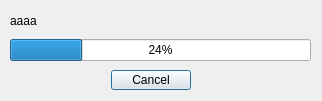
The window that FaceLocation/modalProgressDialog.ui (fishwsr/FaceAlign) describes before a commit, drawn with Qt 5.
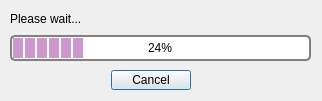
The same window after the commit.

The edit to the form file:
```diff
--- a/FaceLocation/modalProgressDialog.ui
+++ b/FaceLocation/modalProgressDialog.ui
@@ -51,7 +51,7 @@
     <item>
      <widget class="QLabel" name="label">
       <property name="text">
-       <string>aaaa</string>
+       <string>Please wait...</string>
       </property>
       <property name="textFormat">
        <enum>Qt::RichText</enum>
@@ -60,6 +60,18 @@
     </item>
     <item>
      <widget class="QProgressBar" name="progressBar">
+      <property name="styleSheet">
+       <string notr="true"> QProgressBar {
+     border: 2px solid grey;
+     border-radius: 5px;
+     text-align: center;
+ } 
+QProgressBar::chunk {
+     background-color: #CD96CD;
+	 width: 10px;
+     margin: 1px;
+ }</string>
+      </property>
       <property name="value">
        <number>24</number>
       </property>
```
Left out of the diff: 3 changed lines with no effect on the pictures.
